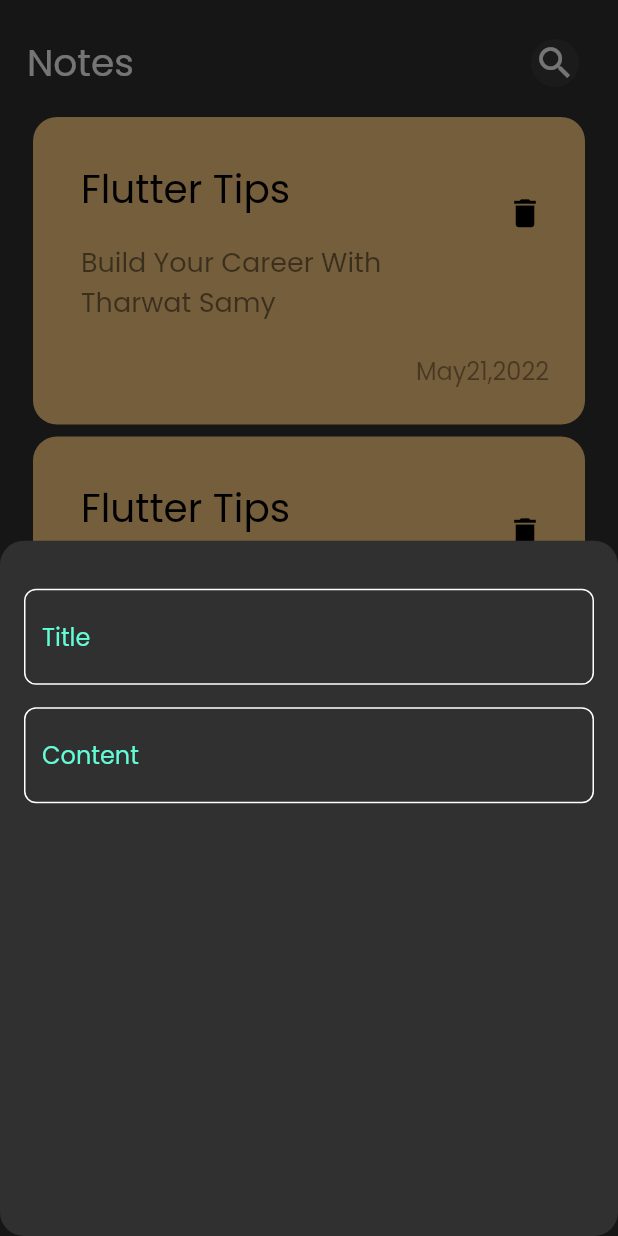
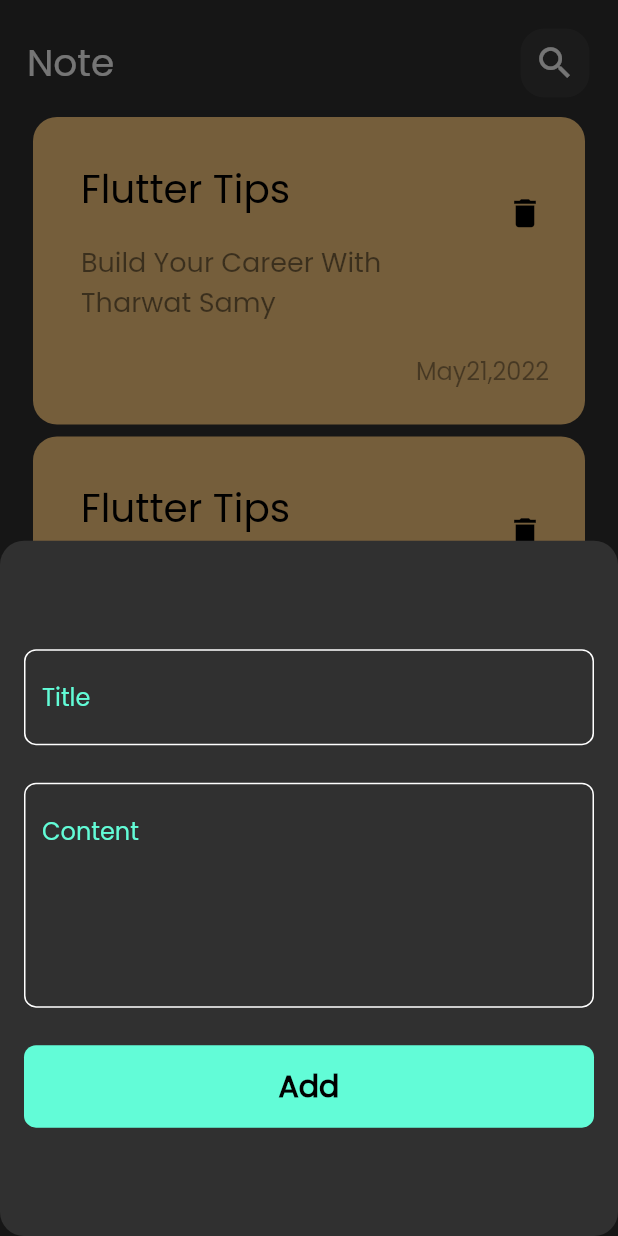
Before and after one commit to zicoovic/notes_app, a Flutter app: the screen it shows after launch, after a tap on the "add" icon, on a phone screen of 412 x 824 dp. Run offline on Flutter 3.47's test engine with Material 2 defaults, Android fonts, the phone set to English and light mode, and no system bars.

Commit message:
edit note view ui done

```diff
--- a/lib/main.dart
+++ b/lib/main.dart
@@ -1,4 +1,5 @@
 import 'package:flutter/material.dart';
+
 import 'package:notes_app/view/notes_view.dart';
 
 void main() {
--- /dev/null
+++ b/lib/view/edit_note_view.dart
@@ -0,0 +1,13 @@
+import 'package:flutter/material.dart';
+import 'package:notes_app/view/widgets/edit_note_view_body.dart';
+
+class EditNoteView extends StatelessWidget {
+  const EditNoteView({Key? key}) : super(key: key);
+
+  @override
+  Widget build(BuildContext context) {
+    return const Scaffold(
+      body: EditNoteViewBody(),
+    );
+  }
+}
--- a/lib/view/widgets/add_note_button_sheet.dart
+++ b/lib/view/widgets/add_note_button_sheet.dart
@@ -1,4 +1,5 @@
 import 'package:flutter/material.dart';
+import 'package:notes_app/view/widgets/custom_button.dart';
 import 'package:notes_app/view/widgets/custom_text_field.dart';
 
 class AddNoteButtonSheet extends StatelessWidget {
@@ -9,15 +10,17 @@ class AddNoteButtonSheet extends StatelessWidget {
     return Padding(
       padding: const EdgeInsets.symmetric(horizontal: 16),
       child: Column(
+        mainAxisAlignment: MainAxisAlignment.center,
         children: const [
+          CustomTextField(hint: 'Title'),
           SizedBox(
-            height: 32,
+            height: 25,
           ),
-          CustomTextField(title: 'Title'),
+          CustomTextField(hint: 'Content', maxLines: 5),
           SizedBox(
-            height: 15,
+            height: 25,
           ),
-          CustomTextField(title: 'Content'),
+          CustomButton(),
         ],
       ),
     );
--- a/lib/view/widgets/custom_app_bar.dart
+++ b/lib/view/widgets/custom_app_bar.dart
@@ -1,22 +1,22 @@
 import 'package:flutter/material.dart';
 
-import 'custom_search_icon.dart';
-
 class CustomAppBar extends StatelessWidget {
-  const CustomAppBar({super.key});
-
+  const CustomAppBar({super.key, required this.title, required this.icon});
+  final String title;
+  final Widget icon;
   @override
   Widget build(BuildContext context) {
     return Row(
       mainAxisAlignment: MainAxisAlignment.spaceBetween,
       children: [
-        const Text(
-          'Notes',
-          style: TextStyle(fontSize: 25),
+        Text(
+          title,
+          style: const TextStyle(fontSize: 25),
         ),
         IconButton(
+          padding: EdgeInsets.zero,
           onPressed: () {},
-          icon: const CustomSearchIcon(),
+          icon: icon,
         )
       ],
     );
--- /dev/null
+++ b/lib/view/widgets/custom_button.dart
@@ -0,0 +1,45 @@
+import 'package:flutter/material.dart';
+import 'package:notes_app/constant.dart';
+
+class CustomButton extends StatelessWidget {
+  const CustomButton({super.key, this.onTap, this.isLoading = false});
+
+  final void Function()? onTap;
+
+  final bool isLoading;
+
+  // get kPrimaryColor => null;
+  @override
+  Widget build(BuildContext context) {
+    return GestureDetector(
+      onTap: onTap,
+      child: Container(
+        width: MediaQuery.of(context).size.width,
+        height: 55,
+        decoration: BoxDecoration(
+            color: kPrimaryColor,
+            borderRadius: BorderRadius.circular(
+              8,
+            )),
+        child: Center(
+          child: isLoading
+              ? const SizedBox(
+                  height: 24,
+                  width: 24,
+                  child: CircularProgressIndicator(
+                    color: Colors.black,
+                  ),
+                )
+              : const Text(
+                  'Add',
+                  style: TextStyle(
+                    color: Colors.black,
+                    fontWeight: FontWeight.bold,
+                    fontSize: 20,
+                  ),
+                ),
+        ),
+      ),
+    );
+  }
+}
--- /dev/null
+++ b/lib/view/widgets/custom_icon.dart
@@ -0,0 +1,29 @@
+import 'package:flutter/material.dart';
+
+class CustomIcon extends StatelessWidget {
+  const CustomIcon({super.key, required this.icon, required this.function});
+
+  final IconData icon;
+  final VoidCallback function;
+
+  @override
+  Widget build(BuildContext context) {
+    return Container(
+      height: 46,
+      width: 46,
+      decoration: BoxDecoration(
+        borderRadius: BorderRadius.circular(16),
+        color: Colors.white.withOpacity(.05),
+      ),
+      child: IconButton(
+        alignment: Alignment.center,
+        iconSize: 28,
+        padding: EdgeInsets.zero,
+        onPressed: function,
+        icon: Icon(
+          icon,
+        ),
+      ),
+    );
+  }
+}
--- a/lib/view/widgets/custom_note_item.dart
+++ b/lib/view/widgets/custom_note_item.dart
@@ -1,11 +1,18 @@
 import 'package:flutter/material.dart';
+import 'package:notes_app/view/edit_note_view.dart';
 
 class NoteItem extends StatelessWidget {
   const NoteItem({super.key});
 
   @override
   Widget build(BuildContext context) {
-    return Container(
+    return GestureDetector(
+      onTap: () => Navigator.of(context).push(
+        MaterialPageRoute(
+          builder: (context) => const EditNoteView(),
+        ),
+      ),
+      child: Container(
         padding: const EdgeInsets.only(
           top: 24,
           bottom: 24,
@@ -60,6 +67,7 @@ class NoteItem extends StatelessWidget {
             ),
           ],
         ),
+      ),
     );
   }
 }
--- a/lib/view/widgets/custom_search_icon.dart
+++ /dev/null
@@ -1,21 +0,0 @@
-import 'package:flutter/material.dart';
-
-class CustomSearchIcon extends StatelessWidget {
-  const CustomSearchIcon({super.key});
-
-  @override
-  Widget build(BuildContext context) {
-    return Container(
-      height: 46,
-      width: 46,
-      decoration: BoxDecoration(
-        borderRadius: BorderRadius.circular(16),
-        color: Colors.white.withOpacity(.05),
-      ),
-      child: const Icon(
-        Icons.search,
-        size: 28,
-      ),
-    );
-  }
-}
--- a/lib/view/widgets/custom_text_field.dart
+++ b/lib/view/widgets/custom_text_field.dart
@@ -2,19 +2,22 @@ import 'package:flutter/material.dart';
 import 'package:notes_app/constant.dart';
 
 class CustomTextField extends StatelessWidget {
-  const CustomTextField({Key? key, required this.title}) : super(key: key);
-  final String title;
+  const CustomTextField({Key? key, required this.hint, this.maxLines = 1})
+      : super(key: key);
+  final String hint;
+  final int maxLines;
   @override
   Widget build(BuildContext context) {
     return TextField(
       cursorColor: kPrimaryColor,
       decoration: InputDecoration(
-        hintText: title,
+        hintText: hint,
         hintStyle: const TextStyle(color: kPrimaryColor),
         border: buildBorder(),
         enabledBorder: buildBorder(),
         focusedBorder: buildBorder(kPrimaryColor),
       ),
+      maxLines: maxLines,
     );
   }
 
--- /dev/null
+++ b/lib/view/widgets/edit_note_view_body.dart
@@ -0,0 +1,41 @@
+import 'package:flutter/material.dart';
+import 'package:notes_app/view/widgets/custom_app_bar.dart';
+import 'package:notes_app/view/widgets/custom_icon.dart';
+import 'package:notes_app/view/widgets/custom_text_field.dart';
+
+class EditNoteViewBody extends StatelessWidget {
+  const EditNoteViewBody({Key? key}) : super(key: key);
+
+  @override
+  Widget build(BuildContext context) {
+    return Scaffold(
+      body: SafeArea(
+        child: Padding(
+          padding: const EdgeInsets.all(18.0),
+          child: Column(
+            children: [
+              CustomAppBar(
+                icon: CustomIcon(
+                  icon: Icons.check,
+                  function: () => Navigator.pop(context),
+                ),
+                title: 'Edit Note',
+              ),
+              const SizedBox(
+                height: 25,
+              ),
+              const CustomTextField(hint: 'Title'),
+              const SizedBox(
+                height: 15,
+              ),
+              const CustomTextField(
+                hint: 'Content',
+                maxLines: 5,
+              ),
+            ],
+          ),
+        ),
+      ),
+    );
+  }
+}
--- a/lib/view/widgets/notes_view_body_widget.dart
+++ b/lib/view/widgets/notes_view_body_widget.dart
@@ -1,5 +1,6 @@
 import 'package:flutter/material.dart';
 import 'custom_app_bar.dart';
+import 'custom_icon.dart';
 import 'notes_list_view.dart';
 
 class NotesViewBody extends StatelessWidget {
@@ -11,9 +12,15 @@ class NotesViewBody extends StatelessWidget {
       child: Padding(
         padding: const EdgeInsets.all(18.0),
         child: Column(
-          children: const [
-            CustomAppBar(),
-            Expanded(child: NotesListView()),
+          children: [
+            CustomAppBar(
+              icon: CustomIcon(
+                icon: Icons.search,
+                function: () {},
+              ),
+              title: 'Note',
+            ),
+            const Expanded(child: NotesListView()),
           ],
         ),
       ),
```
Lines whose indentation alone changed are shown as unchanged.
